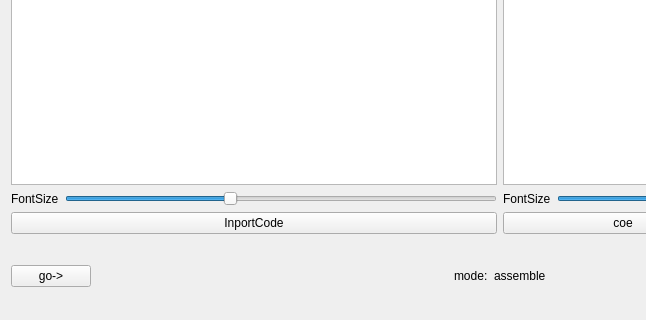
This is Notepad/notepad.ui in 3160104812/QtGuiApplication1_for_MIPS as Qt 5 draws it before an edit; both pictures show x 0 to 646 and y 461 to 781 of the 1000 by 781 pixel window. The edited form follows.
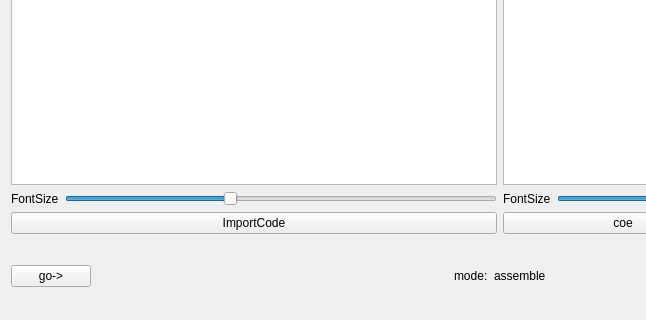
This is the edited form. Icons and pictures are not drawn.

Diff of the .ui file:
```diff
--- a/Notepad/notepad.ui
+++ b/Notepad/notepad.ui
@@ -70,7 +70,7 @@
         <item>
          <widget class="QPushButton" name="pushButton_3">
           <property name="text">
-           <string>InportCode</string>
+           <string>ImportCode</string>
           </property>
          </widget>
         </item>
```
